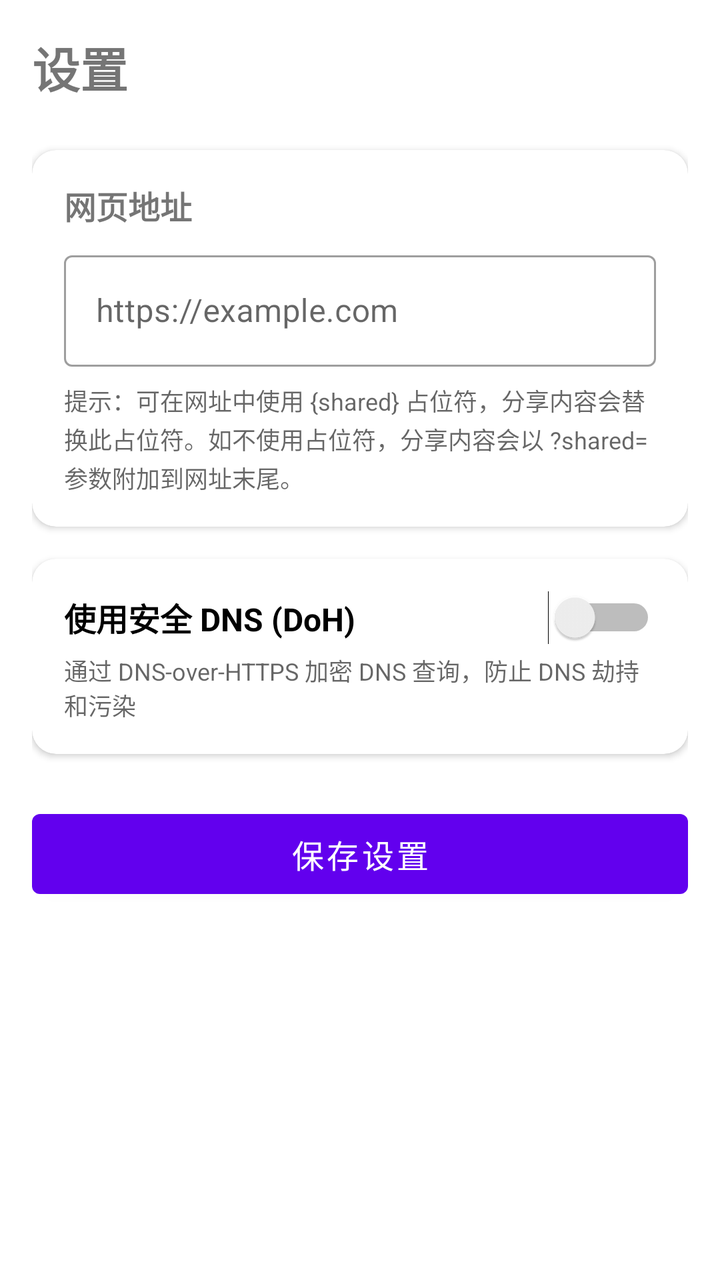
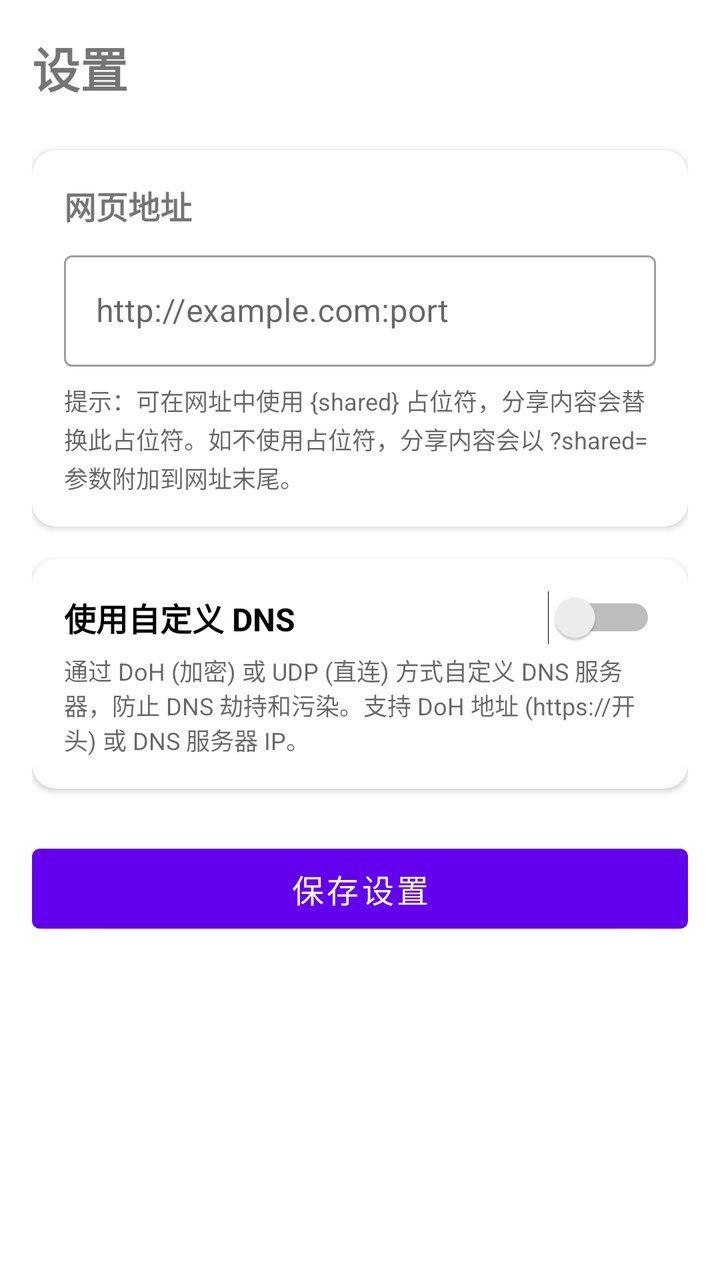

An Android layout rendered at two revisions. The XML below is the earlier revision; the diff shows what the commit changed to produce the second picture.
<!-- AndroidManifest.xml: application theme Theme.WebShareApp -->
<!-- res/layout/activity_settings.xml -->
<?xml version="1.0" encoding="utf-8"?>
<ScrollView xmlns:android="http://schemas.android.com/apk/res/android"
    xmlns:app="http://schemas.android.com/apk/res-auto"
    android:layout_width="match_parent"
    android:layout_height="match_parent"
    android:fillViewport="true">

    <LinearLayout
        android:layout_width="match_parent"
        android:layout_height="wrap_content"
        android:orientation="vertical"
        android:padding="16dp">

        <TextView
            android:layout_width="wrap_content"
            android:layout_height="wrap_content"
            android:text="@string/settings_title"
            android:textSize="24sp"
            android:textStyle="bold"
            android:layout_marginBottom="24dp" />

        
        <com.google.android.material.card.MaterialCardView
            android:layout_width="match_parent"
            android:layout_height="wrap_content"
            android:layout_marginBottom="16dp"
            app:cardCornerRadius="12dp"
            app:cardElevation="2dp">

            <LinearLayout
                android:layout_width="match_parent"
                android:layout_height="wrap_content"
                android:orientation="vertical"
                android:padding="16dp">

                <TextView
                    android:layout_width="wrap_content"
                    android:layout_height="wrap_content"
                    android:text="网页地址"
                    android:textSize="16sp"
                    android:textStyle="bold"
                    android:layout_marginBottom="8dp" />

                <com.google.android.material.textfield.TextInputLayout
                    style="@style/Widget.MaterialComponents.TextInputLayout.OutlinedBox"
                    android:layout_width="match_parent"
                    android:layout_height="wrap_content"
                    android:hint="https://example.com">

                    <com.google.android.material.textfield.TextInputEditText
                        android:id="@+id/etUrl"
                        android:layout_width="match_parent"
                        android:layout_height="wrap_content"
                        android:inputType="textUri"
                        android:imeOptions="actionDone" />
                </com.google.android.material.textfield.TextInputLayout>

                <TextView
                    android:layout_width="match_parent"
                    android:layout_height="wrap_content"
                    android:layout_marginTop="8dp"
                    android:text="提示：可在网址中使用 {shared} 占位符，分享内容会替换此占位符。如不使用占位符，分享内容会以 ?shared= 参数附加到网址末尾。"
                    android:textSize="12sp"
                    android:textColor="?android:attr/textColorSecondary"
                    android:lineSpacingExtra="2dp" />

            </LinearLayout>
        </com.google.android.material.card.MaterialCardView>

        
        <com.google.android.material.card.MaterialCardView
            android:layout_width="match_parent"
            android:layout_height="wrap_content"
            android:layout_marginBottom="16dp"
            app:cardCornerRadius="12dp"
            app:cardElevation="2dp">

            <LinearLayout
                android:layout_width="match_parent"
                android:layout_height="wrap_content"
                android:orientation="vertical"
                android:padding="16dp">

                <Switch
                    android:id="@+id/switchDoh"
                    android:layout_width="match_parent"
                    android:layout_height="wrap_content"
                    android:text="使用安全 DNS (DoH)"
                    android:textSize="16sp"
                    android:textStyle="bold" />

                <TextView
                    android:layout_width="match_parent"
                    android:layout_height="wrap_content"
                    android:layout_marginTop="4dp"
                    android:text="通过 DNS-over-HTTPS 加密 DNS 查询，防止 DNS 劫持和污染"
                    android:textSize="12sp"
                    android:textColor="?android:attr/textColorSecondary" />

                <LinearLayout
                    android:id="@+id/layoutDohUrl"
                    android:layout_width="match_parent"
                    android:layout_height="wrap_content"
                    android:orientation="vertical"
                    android:layout_marginTop="16dp"
                    android:visibility="gone">

                    <com.google.android.material.textfield.TextInputLayout
                        style="@style/Widget.MaterialComponents.TextInputLayout.OutlinedBox"
                        android:layout_width="match_parent"
                        android:layout_height="wrap_content"
                        android:hint="DoH 服务器地址">

                        <com.google.android.material.textfield.TextInputEditText
                            android:id="@+id/etDohUrl"
                            android:layout_width="match_parent"
                            android:layout_height="wrap_content"
                            android:inputType="textUri" />
                    </com.google.android.material.textfield.TextInputLayout>

                    <TextView
                        android:layout_width="wrap_content"
                        android:layout_height="wrap_content"
                        android:layout_marginTop="12dp"
                        android:text="常用 DoH 服务器（点击填充）："
                        android:textSize="12sp"
                        android:textColor="?android:attr/textColorSecondary" />

                    <TextView
                        android:id="@+id/tvGoogleDns"
                        android:layout_width="match_parent"
                        android:layout_height="wrap_content"
                        android:layout_marginTop="4dp"
                        android:text="Google: https://dns.google/dns-query"
                        android:textSize="13sp"
                        android:textColor="@color/purple_500"
                        android:padding="8dp"
                        android:clickable="true"
                        android:focusable="true"
                        android:background="?android:attr/selectableItemBackground" />

                    <TextView
                        android:id="@+id/tvCloudflareDns"
                        android:layout_width="match_parent"
                        android:layout_height="wrap_content"
                        android:text="Cloudflare: https://cloudflare-dns.com/dns-query"
                        android:textSize="13sp"
                        android:textColor="@color/purple_500"
                        android:padding="8dp"
                        android:clickable="true"
                        android:focusable="true"
                        android:background="?android:attr/selectableItemBackground" />

                    <TextView
                        android:id="@+id/tvAliDns"
                        android:layout_width="match_parent"
                        android:layout_height="wrap_content"
                        android:text="阿里 DNS: https://dns.alidns.com/dns-query"
                        android:textSize="13sp"
                        android:textColor="@color/purple_500"
                        android:padding="8dp"
                        android:clickable="true"
                        android:focusable="true"
                        android:background="?android:attr/selectableItemBackground" />

                    <TextView
                        android:id="@+id/tvDnsPod"
                        android:layout_width="match_parent"
                        android:layout_height="wrap_content"
                        android:text="DNSPod: https://doh.pub/dns-query"
                        android:textSize="13sp"
                        android:textColor="@color/purple_500"
                        android:padding="8dp"
                        android:clickable="true"
                        android:focusable="true"
                        android:background="?android:attr/selectableItemBackground" />

                </LinearLayout>

            </LinearLayout>
        </com.google.android.material.card.MaterialCardView>

        <Button
            android:id="@+id/btnSave"
            android:layout_width="match_parent"
            android:layout_height="52dp"
            android:text="保存设置"
            android:layout_marginTop="8dp"
            android:textSize="16sp" />

    </LinearLayout>
</ScrollView>
<!-- resources referenced by this layout -->
<resources>
  <color name="purple_500">#FF6200EE</color>
  <string name="settings_title">设置</string>
  <style name="Theme.WebShareApp" parent="Theme.MaterialComponents.Light.NoActionBar">
          <item name="colorPrimary">@color/purple_500</item>
          <item name="colorPrimaryVariant">@color/purple_700</item>
          <item name="colorOnPrimary">@color/white</item>
          <item name="colorSecondary">@color/teal_200</item>
          <item name="colorSecondaryVariant">@color/teal_700</item>
          <item name="colorOnSecondary">@color/black</item>
          <item name="android:statusBarColor">@color/purple_700</item>
      </style>
  <color name="purple_700">#FF3700B3</color>
  <color name="white">#FFFFFFFF</color>
  <color name="teal_200">#FF03DAC5</color>
  <color name="teal_700">#FF018786</color>
  <color name="black">#FF000000</color>
</resources>

<!-- the commit's change to res/layout/activity_settings.xml (unified diff, before → after) -->
@@ -45,7 +45,7 @@
                     style="@style/Widget.MaterialComponents.TextInputLayout.OutlinedBox"
                     android:layout_width="match_parent"
                     android:layout_height="wrap_content"
-                    android:hint="https://example.com">
+                    android:hint="http://example.com:port">
 
                     <com.google.android.material.textfield.TextInputEditText
                         android:id="@+id/etUrl"
@@ -85,7 +85,7 @@
                     android:id="@+id/switchDoh"
                     android:layout_width="match_parent"
                     android:layout_height="wrap_content"
-                    android:text="使用安全 DNS (DoH)"
+                    android:text="使用自定义 DNS"
                     android:textSize="16sp"
                     android:textStyle="bold" />
 
@@ -93,7 +93,7 @@
                     android:layout_width="match_parent"
                     android:layout_height="wrap_content"
                     android:layout_marginTop="4dp"
-                    android:text="通过 DNS-over-HTTPS 加密 DNS 查询，防止 DNS 劫持和污染"
+                    android:text="通过 DoH (加密) 或 UDP (直连) 方式自定义 DNS 服务器，防止 DNS 劫持和污染。支持 DoH 地址 (https://开头) 或 DNS 服务器 IP。"
                     android:textSize="12sp"
                     android:textColor="?android:attr/textColorSecondary" />
 
@@ -109,7 +109,7 @@
                         style="@style/Widget.MaterialComponents.TextInputLayout.OutlinedBox"
                         android:layout_width="match_parent"
                         android:layout_height="wrap_content"
-                        android:hint="DoH 服务器地址">
+                        android:hint="DoH 地址 或 DNS 服务器 IP">
 
                         <com.google.android.material.textfield.TextInputEditText
                             android:id="@+id/etDohUrl"
@@ -122,52 +122,111 @@
                         android:layout_width="wrap_content"
                         android:layout_height="wrap_content"
                         android:layout_marginTop="12dp"
-                        android:text="常用 DoH 服务器（点击填充）："
+                        android:text="DoH 服务器 (加密, https:// 开头)："
                         android:textSize="12sp"
-                        android:textColor="?android:attr/textColorSecondary" />
+                        android:textColor="?android:attr/textColorSecondary"
+                        android:textStyle="bold" />
+
+                    <TextView
+                        android:id="@+id/tvDnsPod"
+                        android:layout_width="match_parent"
+                        android:layout_height="wrap_content"
+                        android:layout_marginTop="4dp"
+                        android:text="DNSPod: https://doh.pub/dns-query"
+                        android:textSize="13sp"
+                        android:textColor="@color/purple_500"
+                        android:padding="8dp"
+                        android:clickable="true"
+                        android:focusable="true"
+                        android:background="?android:attr/selectableItemBackground" />
+
+                    <TextView
+                        android:id="@+id/tvCloudflareDns"
+                        android:layout_width="match_parent"
+                        android:layout_height="wrap_content"
+                        android:text="Cloudflare: https://cloudflare-dns.com/dns-query"
+                        android:textSize="13sp"
+                        android:textColor="@color/purple_500"
+                        android:padding="8dp"
+                        android:clickable="true"
+                        android:focusable="true"
+                        android:background="?android:attr/selectableItemBackground" />
+
+                    <TextView
+                        android:id="@+id/tvAliDns"
+                        android:layout_width="match_parent"
+                        android:layout_height="wrap_content"
+                        android:text="阿里 DNS: https://dns.alidns.com/dns-query"
+                        android:textSize="13sp"
+                        android:textColor="@color/purple_500"
+                        android:padding="8dp"
+                        android:clickable="true"
+                        android:focusable="true"
+                        android:background="?android:attr/selectableItemBackground" />
 
                     <TextView
                         android:id="@+id/tvGoogleDns"
                         android:layout_width="match_parent"
                         android:layout_height="wrap_content"
+                        android:text="Google: https://dns.google/dns-query"
+                        android:textSize="13sp"
+                        android:textColor="@color/purple_500"
+                        android:padding="8dp"
+                        android:clickable="true"
+                        android:focusable="true"
+                        android:background="?android:attr/selectableItemBackground" />
+
+                    <TextView
+                        android:layout_width="wrap_content"
+                        android:layout_height="wrap_content"
+                        android:layout_marginTop="12dp"
+                        android:text="UDP DNS 服务器 (直连, 填 IP)："
+                        android:textSize="12sp"
+                        android:textColor="?android:attr/textColorSecondary"
+                        android:textStyle="bold" />
+
+                    <TextView
+                        android:id="@+id/tvHuaweiDns"
+                        android:layout_width="match_parent"
+                        android:layout_height="wrap_content"
                         android:layout_marginTop="4dp"
-                        android:text="Google: https://dns.google/dns-query"
-                        android:textSize="13sp"
-                        android:textColor="@color/purple_500"
-                        android:padding="8dp"
-                        android:clickable="true"
-                        android:focusable="true"
-                        android:background="?android:attr/selectableItemBackground" />
-
-                    <TextView
-                        android:id="@+id/tvCloudflareDns"
-                        android:layout_width="match_parent"
-                        android:layout_height="wrap_content"
-                        android:text="Cloudflare: https://cloudflare-dns.com/dns-query"
-                        android:textSize="13sp"
-                        android:textColor="@color/purple_500"
-                        android:padding="8dp"
-                        android:clickable="true"
-                        android:focusable="true"
-                        android:background="?android:attr/selectableItemBackground" />
-
-                    <TextView
-                        android:id="@+id/tvAliDns"
-                        android:layout_width="match_parent"
-                        android:layout_height="wrap_content"
-                        android:text="阿里 DNS: https://dns.alidns.com/dns-query"
-                        android:textSize="13sp"
-                        android:textColor="@color/purple_500"
-                        android:padding="8dp"
-                        android:clickable="true"
-                        android:focusable="true"
-                        android:background="?android:attr/selectableItemBackground" />
-
-                    <TextView
-                        android:id="@+id/tvDnsPod"
-                        android:layout_width="match_parent"
-                        android:layout_height="wrap_content"
-                        android:text="DNSPod: https://doh.pub/dns-query"
+                        android:text="华为 DNS: 117.50.11.11"
+                        android:textSize="13sp"
+                        android:textColor="@color/purple_500"
+                        android:padding="8dp"
+                        android:clickable="true"
+                        android:focusable="true"
+                        android:background="?android:attr/selectableItemBackground" />
+
+                    <TextView
+                        android:id="@+id/tvDnsPodUdp"
+                        android:layout_width="match_parent"
+                        android:layout_height="wrap_content"
+                        android:text="DNSPod: 119.29.29.29"
+                        android:textSize="13sp"
+                        android:textColor="@color/purple_500"
+                        android:padding="8dp"
+                        android:clickable="true"
+                        android:focusable="true"
+                        android:background="?android:attr/selectableItemBackground" />
+
+                    <TextView
+                        android:id="@+id/tvAliUdp"
+                        android:layout_width="match_parent"
+                        android:layout_height="wrap_content"
+                        android:text="阿里 DNS: 223.5.5.5"
+                        android:textSize="13sp"
+                        android:textColor="@color/purple_500"
+                        android:padding="8dp"
+                        android:clickable="true"
+                        android:focusable="true"
+                        android:background="?android:attr/selectableItemBackground" />
+
+                    <TextView
+                        android:id="@+id/tvGoogleUdp"
+                        android:layout_width="match_parent"
+                        android:layout_height="wrap_content"
+                        android:text="Google: 8.8.8.8"
                         android:textSize="13sp"
                         android:textColor="@color/purple_500"
                         android:padding="8dp"
